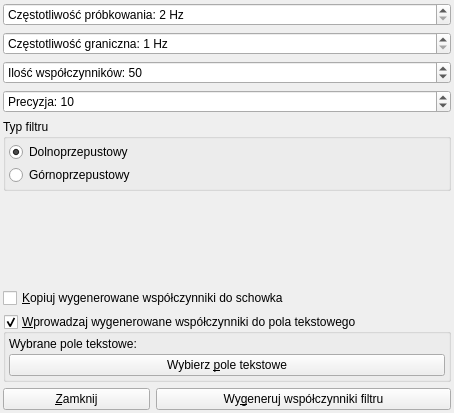
This is Additions/FIR_Designer/FIR_Designer.ui in zaps166/DSPBlocks as Qt 5 draws it before an edit. The edited form follows.
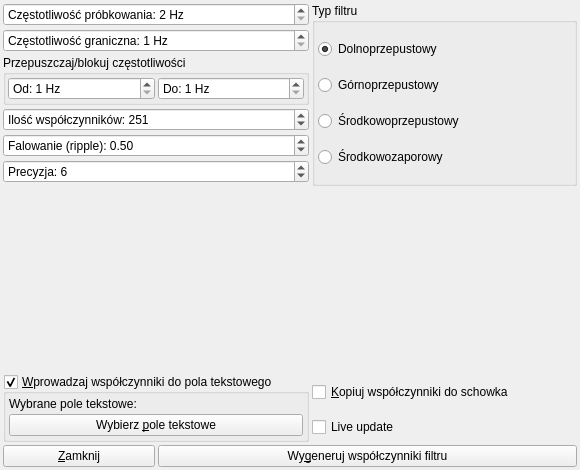
This is the edited form. Custom widgets are drawn as their Qt base class.

Commit message: FIR Designer improvements

Patch:
```diff
--- a/Additions/FIR_Designer/FIR_Designer.ui
+++ b/Additions/FIR_Designer/FIR_Designer.ui
@@ -6,8 +6,8 @@
    <rect>
     <x>0</x>
     <y>0</y>
-    <width>454</width>
-    <height>413</height>
+    <width>580</width>
+    <height>470</height>
    </rect>
   </property>
   <property name="windowTitle">
@@ -26,39 +26,30 @@
    <property name="bottomMargin">
     <number>3</number>
    </property>
-   <item row="2" column="0" colspan="3">
-    <widget class="QSpinBox" name="numCoeffB">
-     <property name="prefix">
-      <string>Ilość współczynników: </string>
-     </property>
-     <property name="minimum">
-      <number>5</number>
-     </property>
-     <property name="maximum">
-      <number>10000</number>
-     </property>
-     <property name="value">
-      <number>50</number>
-     </property>
-    </widget>
-   </item>
-   <item row="0" column="0" colspan="3">
-    <widget class="QSpinBox" name="srateB">
+   <property name="spacing">
+    <number>3</number>
+   </property>
+   <item row="1" column="0" colspan="2">
+    <widget class="QSpinBox" name="cutoffB">
      <property name="suffix">
       <string> Hz</string>
      </property>
      <property name="prefix">
-      <string>Częstotliwość próbkowania: </string>
+      <string>Częstotliwość graniczna: </string>
      </property>
      <property name="minimum">
-      <number>2</number>
+      <number>1</number>
      </property>
-     <property name="maximum">
-      <number>1000000000</number>
+    </widget>
+   </item>
+   <item row="14" column="1" colspan="2">
+    <widget class="QPushButton" name="coeffGenB">
+     <property name="text">
+      <string>Wy&amp;generuj współczynniki filtru</string>
      </property>
     </widget>
    </item>
-   <item row="6" column="0" colspan="3">
+   <item row="8" column="0" colspan="3">
     <spacer name="verticalSpacer">
      <property name="orientation">
       <enum>Qt::Vertical</enum>
@@ -71,44 +62,24 @@
      </property>
     </spacer>
    </item>
-   <item row="9" column="1" colspan="2">
-    <widget class="QPushButton" name="coeffGenB">
-     <property name="text">
-      <string>Wy&amp;generuj współczynniki filtru</string>
-     </property>
-    </widget>
-   </item>
-   <item row="3" column="0" colspan="3">
-    <widget class="QSpinBox" name="precissionB">
+   <item row="3" column="0" colspan="2">
+    <widget class="QSpinBox" name="numCoeffB">
      <property name="prefix">
-      <string>Precyzja: </string>
+      <string>Ilość współczynników: </string>
      </property>
      <property name="minimum">
-      <number>1</number>
+      <number>5</number>
      </property>
      <property name="maximum">
-      <number>25</number>
+      <number>20000</number>
      </property>
      <property name="value">
-      <number>10</number>
+      <number>251</number>
      </property>
     </widget>
    </item>
-   <item row="7" column="0" colspan="3">
-    <widget class="QCheckBox" name="toClipboardB">
-     <property name="text">
-      <string>&amp;Kopiuj wygenerowane współczynniki do schowka</string>
-     </property>
-    </widget>
-   </item>
-   <item row="4" column="0" colspan="3">
+   <item row="0" column="2" rowspan="7">
     <widget class="QGroupBox" name="groupBox">
-     <property name="sizePolicy">
-      <sizepolicy hsizetype="Preferred" vsizetype="Fixed">
-       <horstretch>0</horstretch>
-       <verstretch>0</verstretch>
-      </sizepolicy>
-     </property>
      <property name="title">
       <string>Typ filtru</string>
      </property>
@@ -138,6 +109,13 @@
         </property>
        </widget>
       </item>
+      <item row="2" column="0">
+       <widget class="QRadioButton" name="bandPassB">
+        <property name="text">
+         <string>Środkowoprzepustowy</string>
+        </property>
+       </widget>
+      </item>
       <item row="1" column="0">
        <widget class="QRadioButton" name="highPassB">
         <property name="text">
@@ -145,19 +123,26 @@
         </property>
        </widget>
       </item>
+      <item row="3" column="0">
+       <widget class="QRadioButton" name="bandStopB">
+        <property name="text">
+         <string>Środkowozaporowy</string>
+        </property>
+       </widget>
+      </item>
      </layout>
     </widget>
    </item>
-   <item row="8" column="0" colspan="3">
+   <item row="10" column="0" rowspan="2" colspan="2">
     <widget class="QGroupBox" name="textEditB">
      <property name="sizePolicy">
-      <sizepolicy hsizetype="Preferred" vsizetype="Fixed">
+      <sizepolicy hsizetype="Expanding" vsizetype="Preferred">
        <horstretch>0</horstretch>
        <verstretch>0</verstretch>
       </sizepolicy>
      </property>
      <property name="title">
-      <string>&amp;Wprowadzaj wygenerowane współczynniki do pola tekstowego</string>
+      <string>&amp;Wprowadzaj współczynniki do pola tekstowego</string>
      </property>
      <property name="checkable">
       <bool>true</bool>
@@ -211,20 +196,78 @@
      </layout>
     </widget>
    </item>
-   <item row="1" column="0" colspan="3">
-    <widget class="QSpinBox" name="cutoffB">
+   <item row="0" column="0" colspan="2">
+    <widget class="QSpinBox" name="srateB">
      <property name="suffix">
       <string> Hz</string>
      </property>
      <property name="prefix">
-      <string>Częstotliwość graniczna: </string>
+      <string>Częstotliwość próbkowania: </string>
      </property>
      <property name="minimum">
-      <number>1</number>
+      <number>2</number>
      </property>
+     <property name="maximum">
+      <number>1000000000</number>
+     </property>
     </widget>
    </item>
-   <item row="9" column="0">
+   <item row="4" column="0" colspan="2">
+    <widget class="QDoubleSpinBox" name="rippleB">
+     <property name="prefix">
+      <string>Falowanie (ripple): </string>
+     </property>
+     <property name="minimum">
+      <double>0.010000000000000</double>
+     </property>
+     <property name="maximum">
+      <double>1.000000000000000</double>
+     </property>
+     <property name="singleStep">
+      <double>0.010000000000000</double>
+     </property>
+     <property name="value">
+      <double>0.500000000000000</double>
+     </property>
+    </widget>
+   </item>
+   <item row="7" column="0" colspan="3">
+    <widget class="WindFunc" name="windFuncW" native="true">
+     <property name="sizePolicy">
+      <sizepolicy hsizetype="Preferred" vsizetype="Expanding">
+       <horstretch>0</horstretch>
+       <verstretch>0</verstretch>
+      </sizepolicy>
+     </property>
+    </widget>
+   </item>
+   <item row="10" column="2">
+    <widget class="QCheckBox" name="toClipboardB">
+     <property name="sizePolicy">
+      <sizepolicy hsizetype="Expanding" vsizetype="Fixed">
+       <horstretch>0</horstretch>
+       <verstretch>0</verstretch>
+      </sizepolicy>
+     </property>
+     <property name="text">
+      <string>&amp;Kopiuj współczynniki do schowka</string>
+     </property>
+    </widget>
+   </item>
+   <item row="11" column="2">
+    <widget class="QCheckBox" name="liveUpdateB">
+     <property name="sizePolicy">
+      <sizepolicy hsizetype="Expanding" vsizetype="Fixed">
+       <horstretch>0</horstretch>
+       <verstretch>0</verstretch>
+      </sizepolicy>
+     </property>
+     <property name="text">
+      <string>Live update</string>
+     </property>
+    </widget>
+   </item>
+   <item row="14" column="0">
     <widget class="QPushButton" name="closeB">
      <property name="text">
       <string>&amp;Zamknij</string>
@@ -234,14 +277,70 @@
      </property>
     </widget>
    </item>
-   <item row="5" column="0" colspan="3">
-    <widget class="WindFunc" name="windFuncW" native="true">
-     <property name="sizePolicy">
-      <sizepolicy hsizetype="Preferred" vsizetype="Expanding">
-       <horstretch>0</horstretch>
-       <verstretch>0</verstretch>
-      </sizepolicy>
+   <item row="5" column="0" colspan="2">
+    <widget class="QSpinBox" name="precissionB">
+     <property name="prefix">
+      <string>Precyzja: </string>
      </property>
+     <property name="minimum">
+      <number>2</number>
+     </property>
+     <property name="maximum">
+      <number>10</number>
+     </property>
+     <property name="value">
+      <number>6</number>
+     </property>
+    </widget>
+   </item>
+   <item row="2" column="0" colspan="2">
+    <widget class="QGroupBox" name="bandFreqsB">
+     <property name="title">
+      <string>Przepuszczaj/blokuj częstotliwości</string>
+     </property>
+     <layout class="QHBoxLayout" name="horizontalLayout">
+      <property name="spacing">
+       <number>3</number>
+      </property>
+      <property name="leftMargin">
+       <number>2</number>
+      </property>
+      <property name="topMargin">
+       <number>2</number>
+      </property>
+      <property name="rightMargin">
+       <number>2</number>
+      </property>
+      <property name="bottomMargin">
+       <number>2</number>
+      </property>
+      <item>
+       <widget class="QSpinBox" name="cutF1B">
+        <property name="suffix">
+         <string> Hz</string>
+        </property>
+        <property name="prefix">
+         <string>Od: </string>
+        </property>
+        <property name="minimum">
+         <number>1</number>
+        </property>
+       </widget>
+      </item>
+      <item>
+       <widget class="QSpinBox" name="cutF2B">
+        <property name="suffix">
+         <string> Hz</string>
+        </property>
+        <property name="prefix">
+         <string>Do: </string>
+        </property>
+        <property name="minimum">
+         <number>1</number>
+        </property>
+       </widget>
+      </item>
+     </layout>
     </widget>
    </item>
   </layout>
```
Left out of the diff: 159 changed lines with no effect on the pictures. The commit also changes 5 other files.
